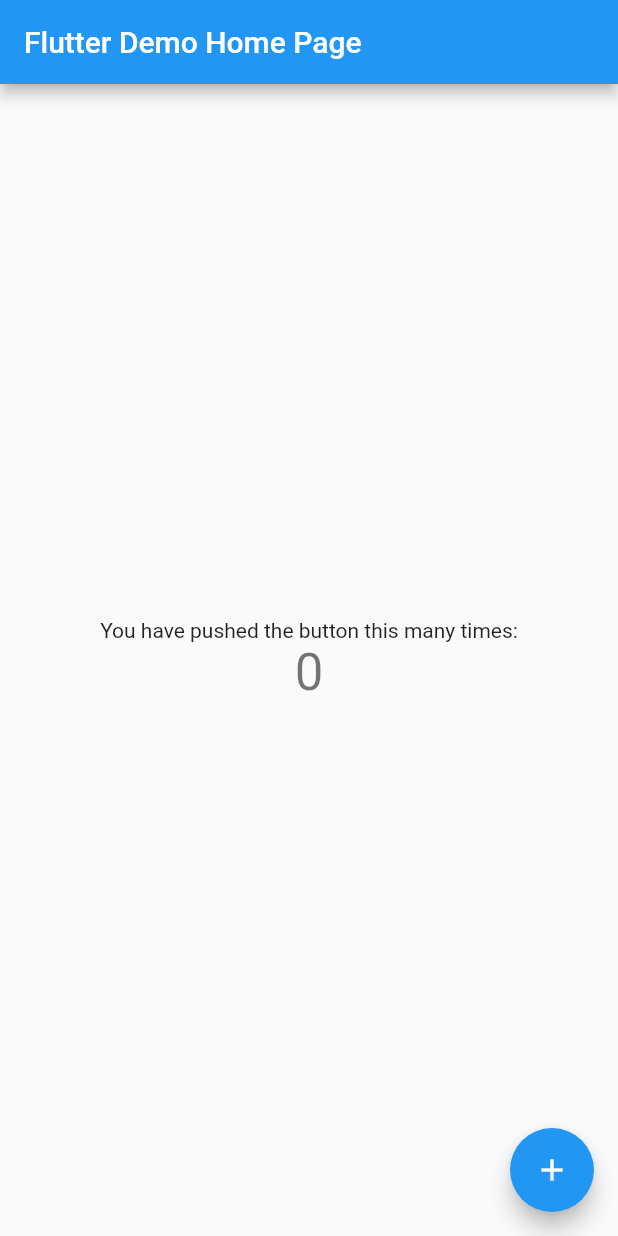
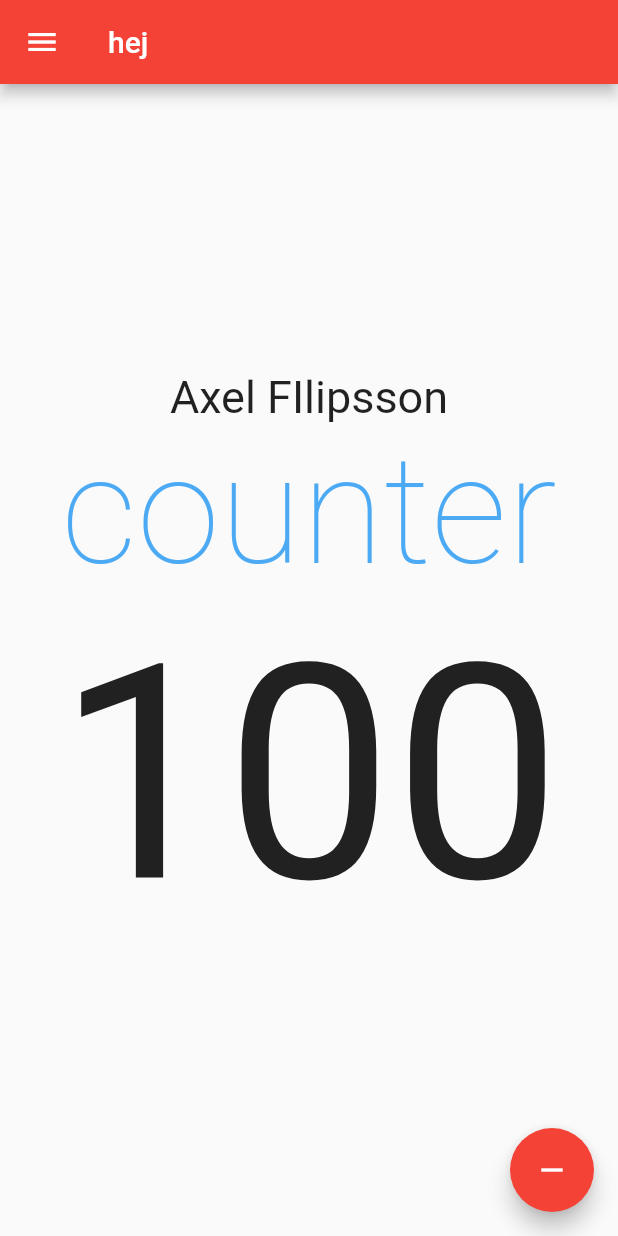
Before and after one commit to gu-tig169/gusfilax, a Flutter app: the screen it shows after launch, on a phone screen of 412 x 824 dp. Run offline on Flutter 3.47's test engine with Material 2 defaults, Android fonts, the phone set to English and light mode, and no system bars.

Commit message:
change main+myapp

```diff
--- a/lib/main.dart
+++ b/lib/main.dart
@@ -1,117 +1,6 @@
 import 'package:flutter/material.dart';
+import './myapp.dart';
 
 void main() {
   runApp(MyApp());
 }
-
-class MyApp extends StatelessWidget {
-  // This widget is the root of your application.
-  @override
-  Widget build(BuildContext context) {
-    return MaterialApp(
-      title: 'Flutter Demo',
-      theme: ThemeData(
-        // This is the theme of your application.
-        //
-        // Try running your application with "flutter run". You'll see the
-        // application has a blue toolbar. Then, without quitting the app, try
-        // changing the primarySwatch below to Colors.green and then invoke
-        // "hot reload" (press "r" in the console where you ran "flutter run",
-        // or simply save your changes to "hot reload" in a Flutter IDE).
-        // Notice that the counter didn't reset back to zero; the application
-        // is not restarted.
-        primarySwatch: Colors.blue,
-        // This makes the visual density adapt to the platform that you run
-        // the app on. For desktop platforms, the controls will be smaller and
-        // closer together (more dense) than on mobile platforms.
-        visualDensity: VisualDensity.adaptivePlatformDensity,
-      ),
-      home: MyHomePage(title: 'Flutter Demo Home Page'),
-    );
-  }
-}
-
-class MyHomePage extends StatefulWidget {
-  MyHomePage({Key key, this.title}) : super(key: key);
-
-  // This widget is the home page of your application. It is stateful, meaning
-  // that it has a State object (defined below) that contains fields that affect
-  // how it looks.
-
-  // This class is the configuration for the state. It holds the values (in this
-  // case the title) provided by the parent (in this case the App widget) and
-  // used by the build method of the State. Fields in a Widget subclass are
-  // always marked "final".
-
-  final String title;
-
-  @override
-  _MyHomePageState createState() => _MyHomePageState();
-}
-
-class _MyHomePageState extends State<MyHomePage> {
-  int _counter = 0;
-
-  void _incrementCounter() {
-    setState(() {
-      // This call to setState tells the Flutter framework that something has
-      // changed in this State, which causes it to rerun the build method below
-      // so that the display can reflect the updated values. If we changed
-      // _counter without calling setState(), then the build method would not be
-      // called again, and so nothing would appear to happen.
-      _counter++;
-    });
-  }
-
-  @override
-  Widget build(BuildContext context) {
-    // This method is rerun every time setState is called, for instance as done
-    // by the _incrementCounter method above.
-    //
-    // The Flutter framework has been optimized to make rerunning build methods
-    // fast, so that you can just rebuild anything that needs updating rather
-    // than having to individually change instances of widgets.
-    return Scaffold(
-      appBar: AppBar(
-        // Here we take the value from the MyHomePage object that was created by
-        // the App.build method, and use it to set our appbar title.
-        title: Text(widget.title),
-      ),
-      body: Center(
-        // Center is a layout widget. It takes a single child and positions it
-        // in the middle of the parent.
-        child: Column(
-          // Column is also a layout widget. It takes a list of children and
-          // arranges them vertically. By default, it sizes itself to fit its
-          // children horizontally, and tries to be as tall as its parent.
-          //
-          // Invoke "debug painting" (press "p" in the console, choose the
-          // "Toggle Debug Paint" action from the Flutter Inspector in Android
-          // Studio, or the "Toggle Debug Paint" command in Visual Studio Code)
-          // to see the wireframe for each widget.
-          //
-          // Column has various properties to control how it sizes itself and
-          // how it positions its children. Here we use mainAxisAlignment to
-          // center the children vertically; the main axis here is the vertical
-          // axis because Columns are vertical (the cross axis would be
-          // horizontal).
-          mainAxisAlignment: MainAxisAlignment.center,
-          children: <Widget>[
-            Text(
-              'You have pushed the button this many times:',
-            ),
-            Text(
-              '$_counter',
-              style: Theme.of(context).textTheme.headline4,
-            ),
-          ],
-        ),
-      ),
-      floatingActionButton: FloatingActionButton(
-        onPressed: _incrementCounter,
-        tooltip: 'Increment',
-        child: Icon(Icons.add),
-      ), // This trailing comma makes auto-formatting nicer for build methods.
-    );
-  }
-}
--- /dev/null
+++ b/lib/myapp.dart
@@ -0,0 +1,84 @@
+import 'package:flutter/material.dart';
+import 'package:flutter/services.dart';
+
+class MyApp extends StatelessWidget {
+  @override
+  Widget build(BuildContext context) {
+    return MaterialApp(
+      title: 'Flutter Demo',
+      theme: ThemeData(
+        primarySwatch: Colors.red,
+        visualDensity: VisualDensity.adaptivePlatformDensity,
+      ),
+      home: MyHomePage(title: 'hej'),
+    );
+  }
+}
+
+class MyHomePage extends StatefulWidget {
+  MyHomePage({Key key, this.title}) : super(key: key);
+
+  final String title;
+
+  @override
+  _MyHomePageState createState() {
+    return _MyHomePageState();
+  }
+}
+
+class _MyHomePageState extends State<MyHomePage> {
+  int _counter = 100;
+
+  void _incrementCounter() {
+    setState(() {
+      _counter--;
+    });
+  }
+
+  @override
+  Widget build(BuildContext context) {
+    return Scaffold(
+      appBar: AppBar(
+        title: Text(
+          widget.title,
+        ),
+      ),
+      body: Center(
+        child: Column(
+          mainAxisAlignment: MainAxisAlignment.center,
+          children: <Widget>[
+            Text('Axel FIlipsson', style: TextStyle(fontSize: 30)),
+            Text('counter',
+                style: TextStyle(
+                  fontSize: 100,
+                  fontWeight: FontWeight.w200,
+                  color: Colors.blue.withOpacity(0.8),
+                )),
+            Text(
+              '$_counter',
+              style: TextStyle(
+                fontSize: 200,
+              ),
+            ),
+          ],
+        ),
+      ),
+      floatingActionButton: FloatingActionButton(
+        onPressed: _incrementCounter,
+        child: Icon(Icons.remove),
+      ),
+      drawer: Drawer(
+          child: Column(
+        mainAxisAlignment: MainAxisAlignment.center,
+        children: [
+          Text('Axel FIlipsson', style: TextStyle(fontSize: 20)),
+          Text('Axel FIlipsson', style: TextStyle(fontSize: 20)),
+          Text('Axel FIlipsson', style: TextStyle(fontSize: 20)),
+          Text('Axel FIlipsson', style: TextStyle(fontSize: 20)),
+          Text('Axel FIlipsson', style: TextStyle(fontSize: 20)),
+          Text('Axel FIlipsson', style: TextStyle(fontSize: 20)),
+        ],
+      )),
+    );
+  }
+}
```
